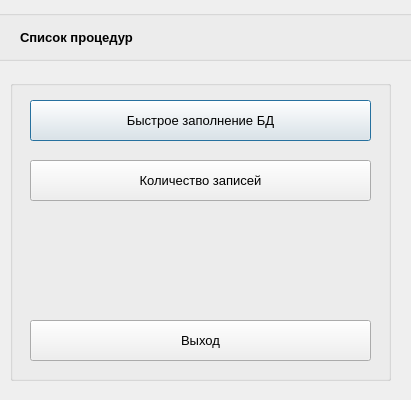
Old version of the form list_of_procedures.ui in the repository NikiYani/Three_tier_architecture.
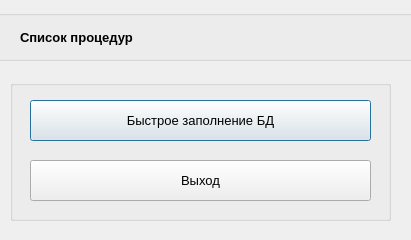
New version of the form.

What changed in the file:
```diff
--- a/list_of_procedures.ui
+++ b/list_of_procedures.ui
@@ -7,7 +7,7 @@
     <x>0</x>
     <y>0</y>
     <width>411</width>
-    <height>400</height>
+    <height>240</height>
    </rect>
   </property>
   <property name="windowTitle">
@@ -51,7 +51,7 @@
      <x>10</x>
      <y>80</y>
      <width>381</width>
-     <height>301</height>
+     <height>141</height>
     </rect>
    </property>
    <property name="font">
@@ -79,26 +79,13 @@
     <property name="geometry">
      <rect>
       <x>20</x>
-      <y>240</y>
-      <width>341</width>
-      <height>41</height>
-     </rect>
-    </property>
-    <property name="text">
-     <string>Выход</string>
-    </property>
-   </widget>
-   <widget class="QPushButton" name="pushButton_3">
-    <property name="geometry">
-     <rect>
-      <x>20</x>
       <y>80</y>
       <width>341</width>
       <height>41</height>
      </rect>
     </property>
     <property name="text">
-     <string>Количество записей</string>
+     <string>Выход</string>
     </property>
    </widget>
   </widget>
```
